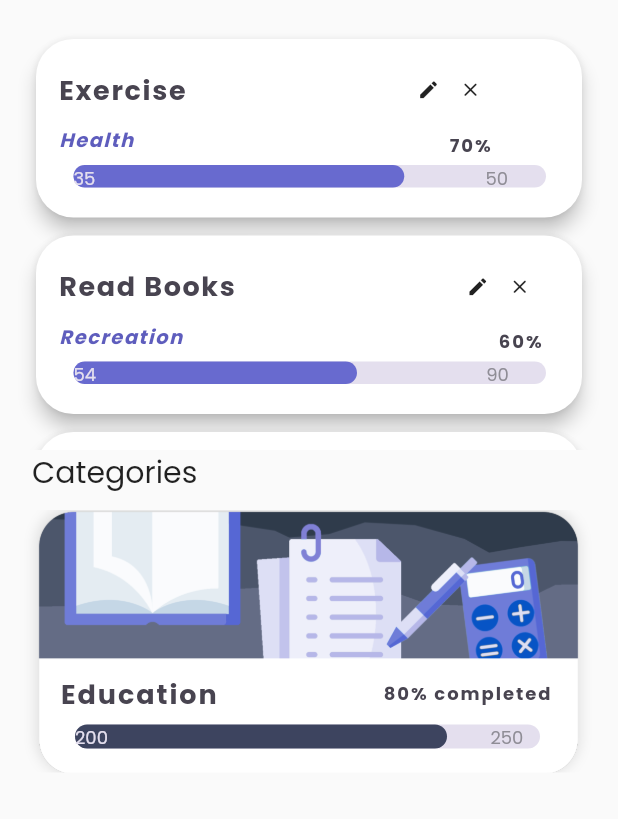
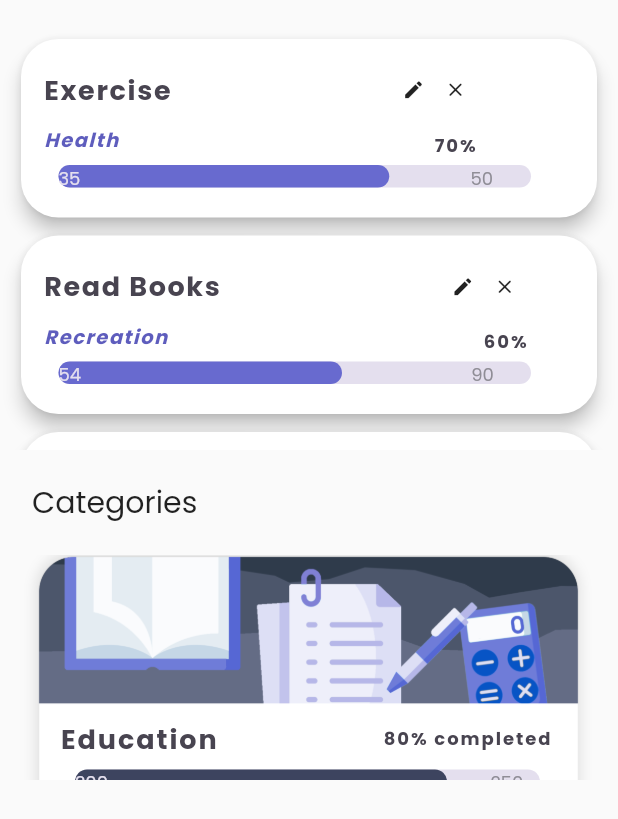
Before and after one commit to Habit-Tracker-192/Habit-Tracker, a Flutter app: the Recent screen opened directly, on a phone screen of 412 x 824 dp. Shown: the top 819 px of the screen. Run offline on Flutter 3.47's test engine with Material 2 defaults, Android fonts, the phone set to English and light mode, and no system bars; drawn by our look-alikes of percent_indicator; our stand-ins replace cloud_firestore, firebase_auth, firebase_core; accounts and stored records are empty.

Commit message:
Updated to remove overflow

```diff
--- a/first_app/lib/screens/goals.dart
+++ b/first_app/lib/screens/goals.dart
@@ -94,7 +94,7 @@ class _RecentState extends State<Recent> {  //RECENT TAB
             itemBuilder: (BuildContext context, int index) =>
             Container( //return gesturedetector child: container
                 width: MediaQuery.of(context).size.width,
-                padding: EdgeInsets.symmetric(horizontal: 20.0, vertical: 2.0),
+                padding: EdgeInsets.symmetric(horizontal: 10.0, vertical: 2.0),
                 child: Card(
                   elevation: 5.0,
                   shape: RoundedRectangleBorder(
@@ -197,13 +197,13 @@ class _RecentState extends State<Recent> {  //RECENT TAB
             ),
           ),
           Container( //CATEGORY TEXT
-            height: 30,
+            height: 70,
             alignment: Alignment.centerLeft,
             child: Text('    Categories', style: TextStyle(fontSize: 20, fontFamily: 'Poppins'))
           ),
 
           Container(    //CATEGORY LISTVIEW
-            height: 250,
+            height: 150,
             child: ListView.builder(
               itemCount: 1,
               itemBuilder: (BuildContext ctx, int index){
@@ -217,7 +217,7 @@ class _RecentState extends State<Recent> {  //RECENT TAB
                 },
                 child:
                 Container(
-                  margin: EdgeInsets.fromLTRB(0, 10, 0, 10),
+                  margin: EdgeInsets.fromLTRB(0, 0, 0, 10),
                   height: 175,
                   child: Stack(
                     children: [
@@ -317,7 +317,7 @@ class _InProgressState extends State<InProgress> {
           shrinkWrap: true,
           itemBuilder: (BuildContext context, int index) => Container(
             width: MediaQuery.of(context).size.width,
-            padding: EdgeInsets.symmetric(horizontal: 20.0, vertical: 2.0),
+            padding: EdgeInsets.symmetric(horizontal: 10.0, vertical: 2.0),
             child: Card(
               elevation: 5.0,
               shape: RoundedRectangleBorder(
@@ -442,7 +442,7 @@ class _CompletedState extends State<Completed> {
           shrinkWrap: true,
           itemBuilder: (BuildContext context, int index) => Container(
             width: MediaQuery.of(context).size.width,
-            padding: EdgeInsets.symmetric(horizontal: 20.0, vertical: 2.0),
+            padding: EdgeInsets.symmetric(horizontal: 10.0, vertical: 2.0),
             child: Card(
               elevation: 5.0,
               shape: RoundedRectangleBorder(
@@ -567,7 +567,7 @@ class _AllState extends State<All> {
           shrinkWrap: true,
           itemBuilder: (BuildContext context, int index) => Container(
             width: MediaQuery.of(context).size.width,
-            padding: EdgeInsets.symmetric(horizontal: 20.0, vertical: 2.0),
+            padding: EdgeInsets.symmetric(horizontal: 10.0, vertical: 2.0),
             child: Card(
               elevation: 5.0,
               shape: RoundedRectangleBorder(
@@ -575,7 +575,7 @@ class _AllState extends State<All> {
               ),
               child: Container(
                 width: MediaQuery.of(context).size.width,
-                padding: EdgeInsets.symmetric(horizontal: 10.0, vertical: 10.0),
+                padding: EdgeInsets.symmetric(horizontal: 5.0, vertical: 10.0),
                 child: Row(
                   mainAxisAlignment: MainAxisAlignment.spaceBetween,
                   crossAxisAlignment: CrossAxisAlignment.start,
@@ -599,7 +599,7 @@ class _AllState extends State<All> {
 
                                 IconButton(
                                   alignment: Alignment.centerRight,
-                                  padding: EdgeInsets.only(left:90),
+                                  padding: EdgeInsets.only(left:70),
                                   icon: Icon(Icons.edit, size: 15.0),
 
                                   onPressed: (){},
```
